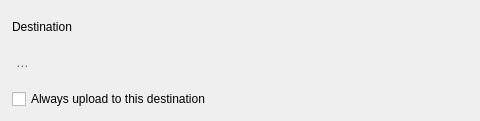
C-EO/MEGAsync, file src/MEGASync/node_selector/gui/ui/NodeSelectorDestinationBreadcrumb.ui: the form before one commit.
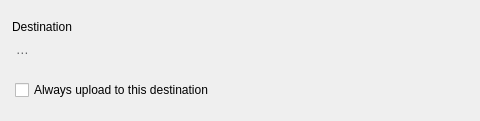
The form after the commit. Icons and pictures are not drawn. Custom widgets are drawn as their Qt base class.

Commit message: Small fixes (paddings, margins, Ok button names)

Patch:
```diff
--- a/src/MEGASync/node_selector/gui/ui/NodeSelectorDestinationBreadcrumb.ui
+++ b/src/MEGASync/node_selector/gui/ui/NodeSelectorDestinationBreadcrumb.ui
@@ -50,22 +50,70 @@
   </property>
   <layout class="QVBoxLayout" name="breadcrumbLayout">
    <property name="spacing">
+    <number>8</number>
+   </property>
+   <property name="leftMargin">
+    <number>12</number>
+   </property>
+   <property name="topMargin">
+    <number>12</number>
+   </property>
+   <property name="rightMargin">
+    <number>12</number>
+   </property>
+   <property name="bottomMargin">
+    <number>12</number>
+   </property>
+   <item>
+    <widget class="QWidget" name="SegmentsContainer" native="true">
+     <property name="sizePolicy">
+      <sizepolicy hsizetype="Preferred" vsizetype="Fixed">
+       <horstretch>0</horstretch>
+       <verstretch>0</verstretch>
+      </sizepolicy>
+     </property>
+     <property name="minimumSize">
+      <size>
+       <width>0</width>
+       <height>46</height>
+      </size>
+     </property>
+     <property name="maximumSize">
+      <size>
+       <width>16777215</width>
+       <height>46</height>
+      </size>
+     </property>
+     <layout class="QVBoxLayout" name="verticalLayout">
+      <property name="spacing">
     <number>4</number>
    </property>
    <property name="leftMargin">
-    <number>12</number>
+       <number>0</number>
    </property>
    <property name="topMargin">
-    <number>12</number>
+       <number>0</number>
    </property>
    <property name="rightMargin">
-    <number>12</number>
+       <number>0</number>
    </property>
    <property name="bottomMargin">
-    <number>12</number>
+       <number>0</number>
    </property>
    <item>
     <widget class="QLabel" name="lDestinationTitle">
+        <property name="minimumSize">
+         <size>
+          <width>0</width>
+          <height>18</height>
+         </size>
+        </property>
+        <property name="maximumSize">
+         <size>
+          <width>16777215</width>
+          <height>18</height>
+         </size>
+        </property>
      <property name="text">
       <string>Destination</string>
      </property>
@@ -82,7 +130,13 @@
      <property name="minimumSize">
       <size>
        <width>0</width>
-       <height>40</height>
+          <height>24</height>
+         </size>
+        </property>
+        <property name="maximumSize">
+         <size>
+          <width>16777215</width>
+          <height>24</height>
       </size>
      </property>
      <layout class="QHBoxLayout" name="wDestinationPathLayout">
@@ -216,14 +270,68 @@
      </layout>
     </widget>
    </item>
+     </layout>
+    </widget>
+   </item>
+   <item>
+    <widget class="QWidget" name="cbContainer" native="true">
+     <property name="sizePolicy">
+      <sizepolicy hsizetype="Preferred" vsizetype="Fixed">
+       <horstretch>0</horstretch>
+       <verstretch>0</verstretch>
+      </sizepolicy>
+     </property>
+     <property name="minimumSize">
+      <size>
+       <width>0</width>
+       <height>24</height>
+      </size>
+     </property>
+     <property name="maximumSize">
+      <size>
+       <width>16777215</width>
+       <height>24</height>
+      </size>
+     </property>
+     <layout class="QHBoxLayout" name="horizontalLayout">
+      <property name="spacing">
+       <number>0</number>
+      </property>
+      <property name="leftMargin">
+       <number>3</number>
+      </property>
+      <property name="topMargin">
+       <number>0</number>
+      </property>
+      <property name="rightMargin">
+       <number>0</number>
+      </property>
+      <property name="bottomMargin">
+       <number>0</number>
+      </property>
    <item>
     <widget class="QCheckBox" name="cbAlwaysUploadToLocation">
+        <property name="minimumSize">
+         <size>
+          <width>0</width>
+          <height>24</height>
+         </size>
+        </property>
+        <property name="maximumSize">
+         <size>
+          <width>16777215</width>
+          <height>24</height>
+         </size>
+        </property>
      <property name="text">
       <string>Always upload to this destination</string>
      </property>
      <property name="type" stdset="0">
       <string notr="true">mega</string>
      </property>
+       </widget>
+      </item>
+     </layout>
     </widget>
    </item>
   </layout>
```
Lines whose indentation alone changed are shown as unchanged. The commit also changes 15 other files.
